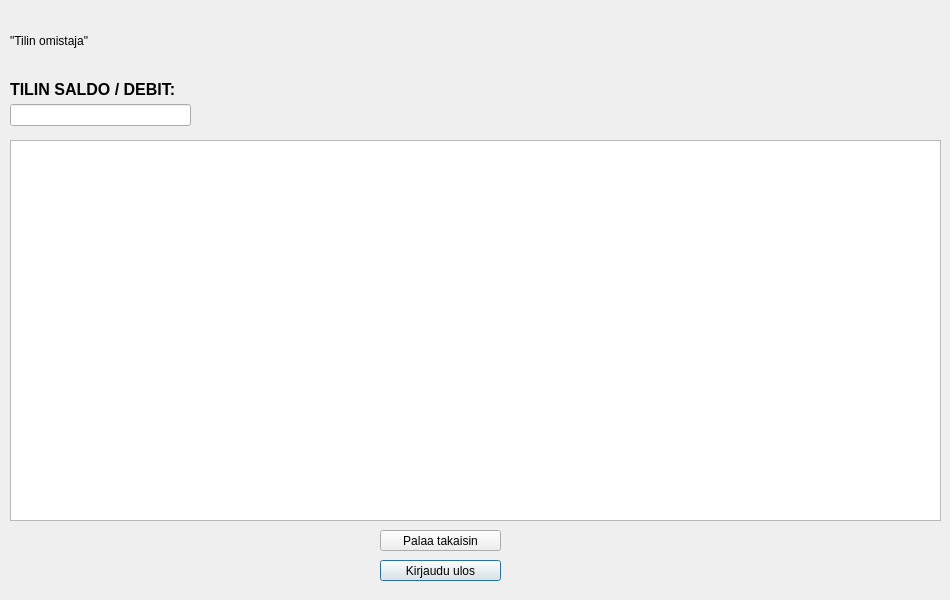
AJHosuja/BankAutomat, file bankautomat/saldo.ui: the form before one commit.
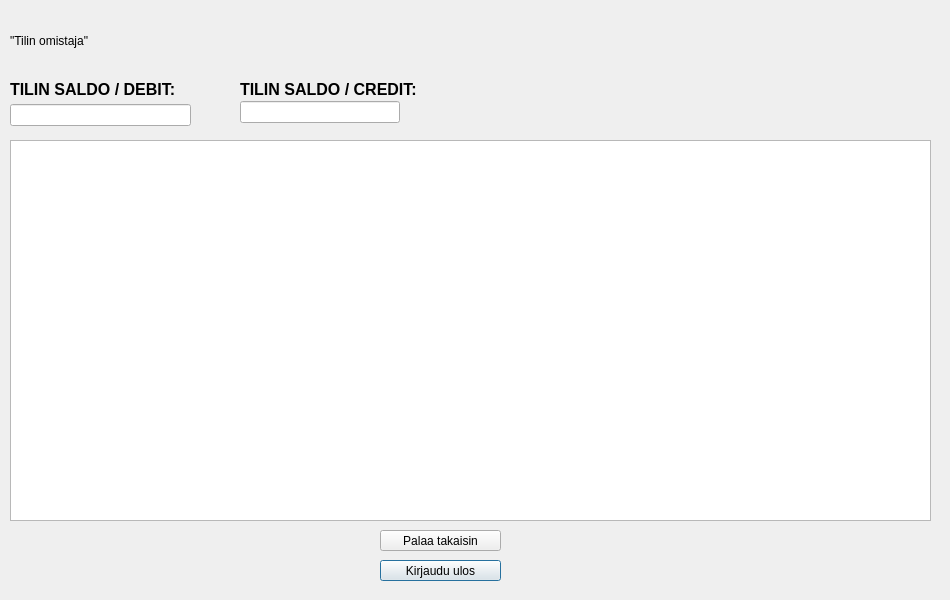
The form after the commit.

Commit message: Saldo kysely muutokset ja päivitykset

```diff
--- a/bankautomat/saldo.ui
+++ b/bankautomat/saldo.ui
@@ -52,7 +52,7 @@
     <rect>
      <x>10</x>
      <y>140</y>
-     <width>931</width>
+     <width>921</width>
      <height>381</height>
     </rect>
    </property>
@@ -101,6 +101,34 @@
     <string>&lt;html&gt;&lt;head/&gt;&lt;body&gt;&lt;p&gt;&lt;span style=&quot; font-size:12pt; font-weight:600;&quot;&gt;TILIN SALDO / DEBIT:&lt;/span&gt;&lt;/p&gt;&lt;/body&gt;&lt;/html&gt;</string>
    </property>
   </widget>
+  <widget class="QLabel" name="label_2">
+   <property name="geometry">
+    <rect>
+     <x>240</x>
+     <y>80</y>
+     <width>191</width>
+     <height>16</height>
+    </rect>
+   </property>
+   <property name="text">
+    <string>&lt;html&gt;&lt;head/&gt;&lt;body&gt;&lt;p&gt;&lt;span style=&quot; font-size:12pt; font-weight:600;&quot;&gt;TILIN SALDO / CREDIT:&lt;/span&gt;&lt;/p&gt;&lt;/body&gt;&lt;/html&gt;</string>
+   </property>
+  </widget>
+  <widget class="QWidget" name="verticalLayoutWidget_3">
+   <property name="geometry">
+    <rect>
+     <x>240</x>
+     <y>100</y>
+     <width>160</width>
+     <height>24</height>
+    </rect>
+   </property>
+   <layout class="QVBoxLayout" name="verticalLayout_3">
+    <item>
+     <widget class="QLineEdit" name="lineEdit_credit"/>
+    </item>
+   </layout>
+  </widget>
  </widget>
  <resources/>
  <connections/>
```
The commit also changes 37 other files.
